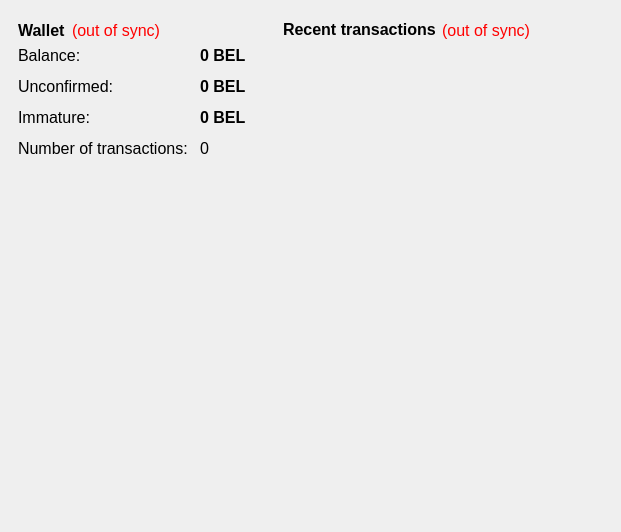
Old version of the form src/qt/forms/overviewpage.ui in the repository heodol/NewyorkCoin.
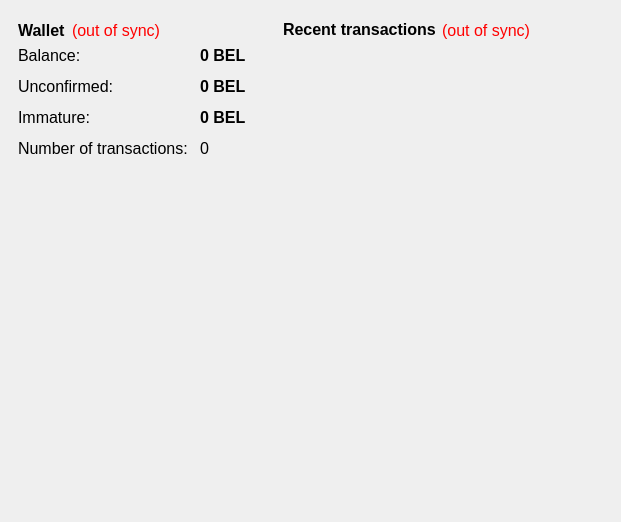
New version of the form. Icons and pictures are not drawn.

Commit message: QProgressBar style fixes

```diff
--- a/src/qt/forms/overviewpage.ui
+++ b/src/qt/forms/overviewpage.ui
@@ -7,7 +7,7 @@
     <x>0</x>
     <y>0</y>
     <width>621</width>
-    <height>532</height>
+    <height>522</height>
    </rect>
   </property>
   <property name="windowTitle">
@@ -21,7 +21,7 @@
     <number>9</number>
    </property>
    <property name="bottomMargin">
-    <number>0</number>
+    <number>10</number>
    </property>
    <item>
     <layout class="QVBoxLayout" name="verticalLayout_2">
```
The commit also changes 1 other file.
